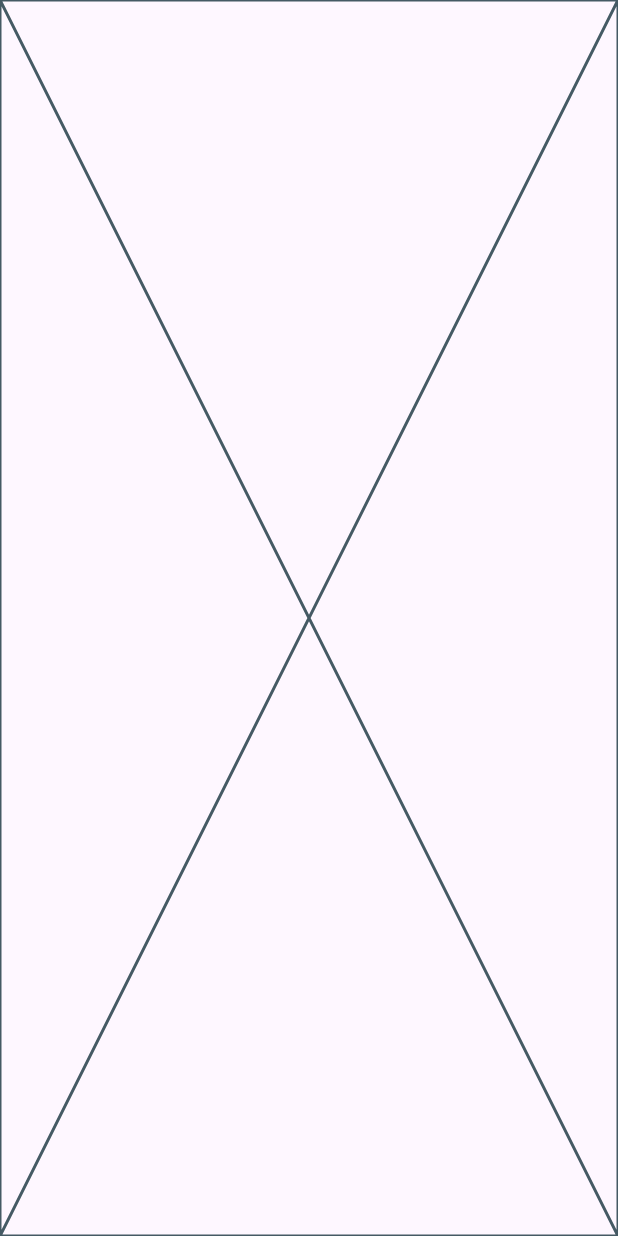
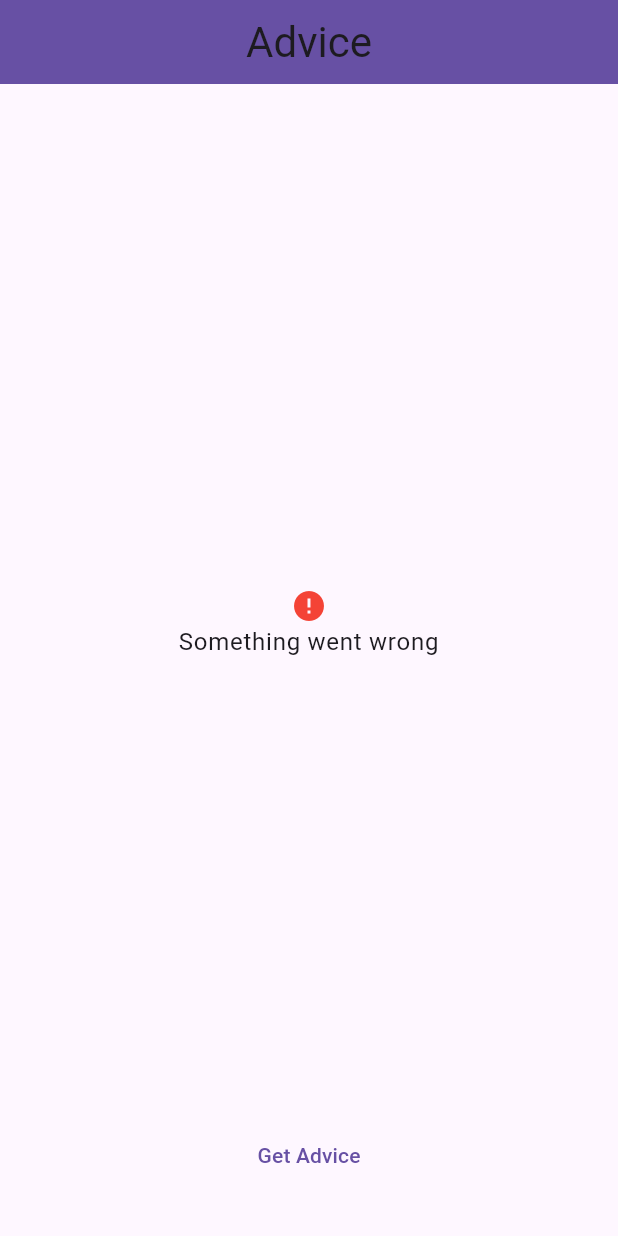
Before and after one commit to ericknamukolo/advicer, a Flutter app: the screen it shows after launch, on a phone screen of 412 x 824 dp. Run offline on Flutter 3.47's test engine with Material 3 defaults, Android fonts, the phone set to English and light mode, and no system bars; our stand-ins replace bloc.

```diff
--- a/lib/application/pages/advice/advice_page.dart
+++ b/lib/application/pages/advice/advice_page.dart
@@ -1,3 +1,5 @@
+import 'package:advicer/application/pages/advice/widgets/advice_field.dart';
+import 'package:advicer/application/pages/advice/widgets/error_message.dart';
 import 'package:flutter/material.dart';
 
 class AdvicePage extends StatelessWidget {
@@ -5,6 +7,42 @@ class AdvicePage extends StatelessWidget {
 
   @override
   Widget build(BuildContext context) {
-    return const Placeholder();
+    final theme = Theme.of(context);
+    return Scaffold(
+      appBar: AppBar(
+        backgroundColor: theme.primaryColor,
+        title: Text(
+          'Advice',
+          style: theme.textTheme.headlineMedium,
+        ),
+        centerTitle: true,
+      ),
+      body: Padding(
+        padding: const EdgeInsets.symmetric(vertical: 30),
+        child: Column(
+          crossAxisAlignment: CrossAxisAlignment.center,
+          children: [
+            const Expanded(
+              // child: Center(
+              //   child: SizedBox(
+              //     height: 40,
+              //     width: 40,
+              //     child: CircularProgressIndicator(),
+              //   ),
+              // ),
+              child: ErrorMessage(message: 'Something went wrong'),
+              // child: Center(
+              //     child: AdviceField(advice: 'This is an example advice bro')),
+            ),
+            Center(
+              child: TextButton(
+                onPressed: () {},
+                child: const Text('Get Advice'),
+              ),
+            ),
+          ],
+        ),
+      ),
+    );
   }
 }
--- /dev/null
+++ b/lib/application/pages/advice/bloc/advicer_event.dart
@@ -0,0 +1,6 @@
+part of 'advicer_bloc.dart';
+
+@immutable
+sealed class AdvicerEvent {}
+
+class AdviceRequestedEvent extends AdvicerEvent {}
--- /dev/null
+++ b/lib/application/pages/advice/widgets/error_message.dart
@@ -0,0 +1,28 @@
+import 'package:flutter/material.dart';
+
+class ErrorMessage extends StatelessWidget {
+  final String message;
+  const ErrorMessage({
+    super.key,
+    required this.message,
+  });
+
+  @override
+  Widget build(BuildContext context) {
+    return Column(
+      mainAxisAlignment: MainAxisAlignment.center,
+      mainAxisSize: MainAxisSize.min,
+      children: [
+        const Icon(
+          Icons.error,
+          color: Colors.red,
+        ),
+        Text(
+          message,
+          textAlign: TextAlign.center,
+          style: Theme.of(context).textTheme.bodyLarge,
+        )
+      ],
+    );
+  }
+}
--- a/lib/main.dart
+++ b/lib/main.dart
@@ -10,9 +10,6 @@ class Advicer extends StatelessWidget {
 
   @override
   Widget build(BuildContext context) {
-    return const MaterialApp(
-        home: Scaffold(
-      body: AdvicePage(),
-    ));
+    return const MaterialApp(home: AdvicePage());
   }
 }
--- a/pubspec.yaml
+++ b/pubspec.yaml
@@ -14,6 +14,7 @@ dependencies:
 
   cupertino_icons: ^1.0.6
   provider: ^6.1.2
+  flutter_bloc: ^8.1.6
 
 dev_dependencies:
   flutter_test:
```
Also changed, not shown: lib/application/pages/advice/bloc/advicer_bloc.dart (added, +20 -0 lines), lib/application/pages/advice/bloc/advicer_state.dart (added, +20 -0 lines), lib/application/pages/advice/widgets/advice_field.dart (added, +34 -0 lines), pubspec.lock.
